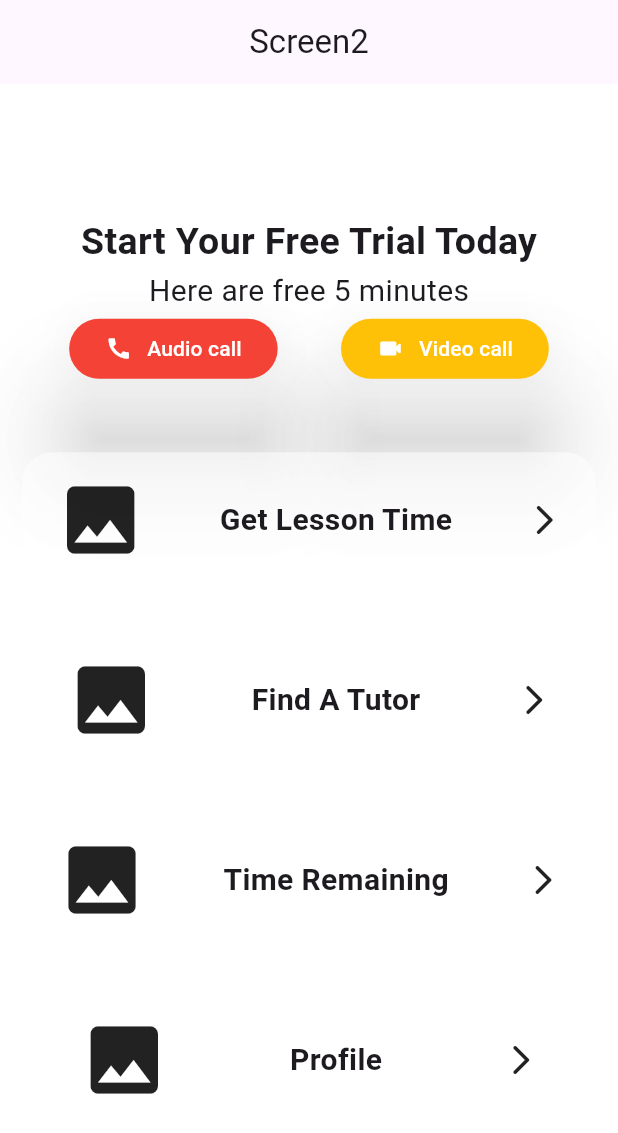
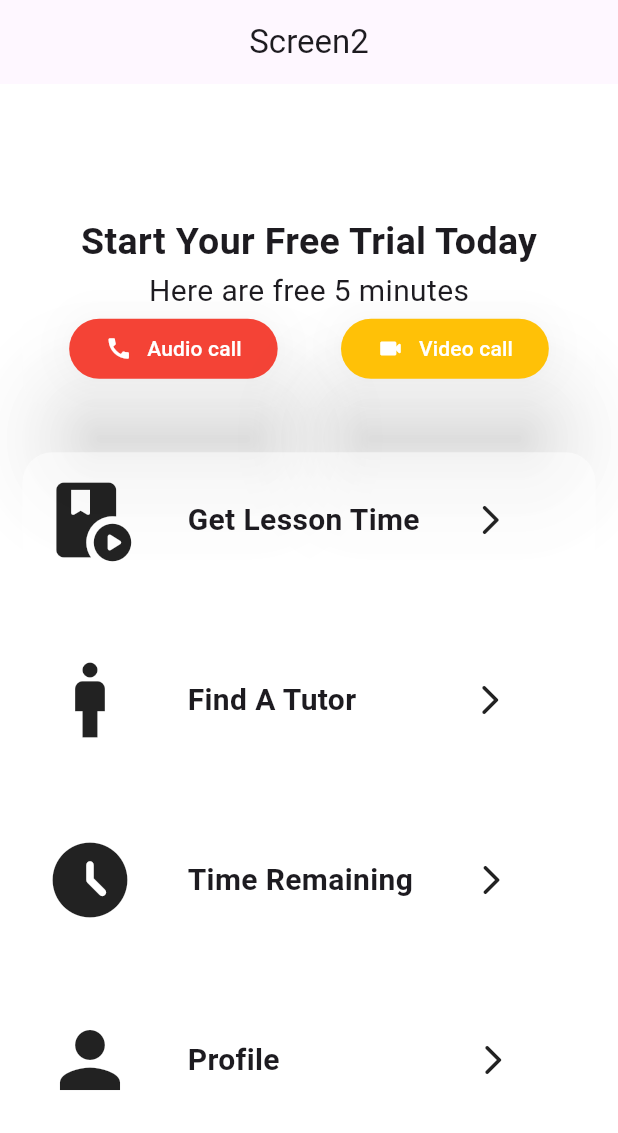
Before and after one commit to Faizan-glitch-os/smit_flutter_inclass_task5, a Flutter app: the Screen2 screen opened directly, on a phone screen of 412 x 824 dp. Shown: the top 1133 px of the screen. Run offline on Flutter 3.47's test engine with Material 3 defaults, Android fonts, the phone set to English and light mode, and no system bars.

Commit message:
Screen2 perfected

```diff
--- a/lib/Screen2.dart
+++ b/lib/Screen2.dart
@@ -102,10 +102,10 @@ class Screen2 extends StatelessWidget {
                   color: Colors.white54,
                   borderRadius: BorderRadius.circular(20)),
               child: const Row(
-                mainAxisAlignment: MainAxisAlignment.spaceEvenly,
+                mainAxisAlignment: MainAxisAlignment.start,
                 children: [
                   Icon(
-                    Icons.image,
+                    Icons.play_lesson_rounded,
                     size: 60,
                   ),
                   SizedBox(
@@ -129,10 +129,10 @@ class Screen2 extends StatelessWidget {
                   color: Colors.white54,
                   borderRadius: BorderRadius.circular(20)),
               child: const Row(
-                mainAxisAlignment: MainAxisAlignment.spaceEvenly,
+                mainAxisAlignment: MainAxisAlignment.start,
                 children: [
                   Icon(
-                    Icons.image,
+                    Icons.man,
                     size: 60,
                   ),
                   SizedBox(
@@ -143,7 +143,7 @@ class Screen2 extends StatelessWidget {
                     style: TextStyle(fontWeight: FontWeight.bold, fontSize: 20),
                   ),
                   SizedBox(
-                    width: 35,
+                    width: 77,
                   ),
                   Icon(Icons.arrow_forward_ios_rounded),
                 ],
@@ -156,10 +156,10 @@ class Screen2 extends StatelessWidget {
                   color: Colors.white54,
                   borderRadius: BorderRadius.circular(20)),
               child: const Row(
-                mainAxisAlignment: MainAxisAlignment.spaceEvenly,
+                mainAxisAlignment: MainAxisAlignment.start,
                 children: [
                   Icon(
-                    Icons.image,
+                    Icons.access_time_filled_rounded,
                     size: 60,
                   ),
                   SizedBox(
@@ -170,7 +170,7 @@ class Screen2 extends StatelessWidget {
                     style: TextStyle(fontWeight: FontWeight.bold, fontSize: 20),
                   ),
                   SizedBox(
-                    width: 35,
+                    width: 40,
                   ),
                   Icon(Icons.arrow_forward_ios_rounded),
                 ],
@@ -183,10 +183,10 @@ class Screen2 extends StatelessWidget {
                   color: Colors.white54,
                   borderRadius: BorderRadius.circular(20)),
               child: const Row(
-                mainAxisAlignment: MainAxisAlignment.spaceEvenly,
+                mainAxisAlignment: MainAxisAlignment.start,
                 children: [
                   Icon(
-                    Icons.image,
+                    Icons.person,
                     size: 60,
                   ),
                   SizedBox(
@@ -197,7 +197,7 @@ class Screen2 extends StatelessWidget {
                     style: TextStyle(fontWeight: FontWeight.bold, fontSize: 20),
                   ),
                   SizedBox(
-                    width: 35,
+                    width: 130,
                   ),
                   Icon(Icons.arrow_forward_ios_rounded),
                 ],
```
